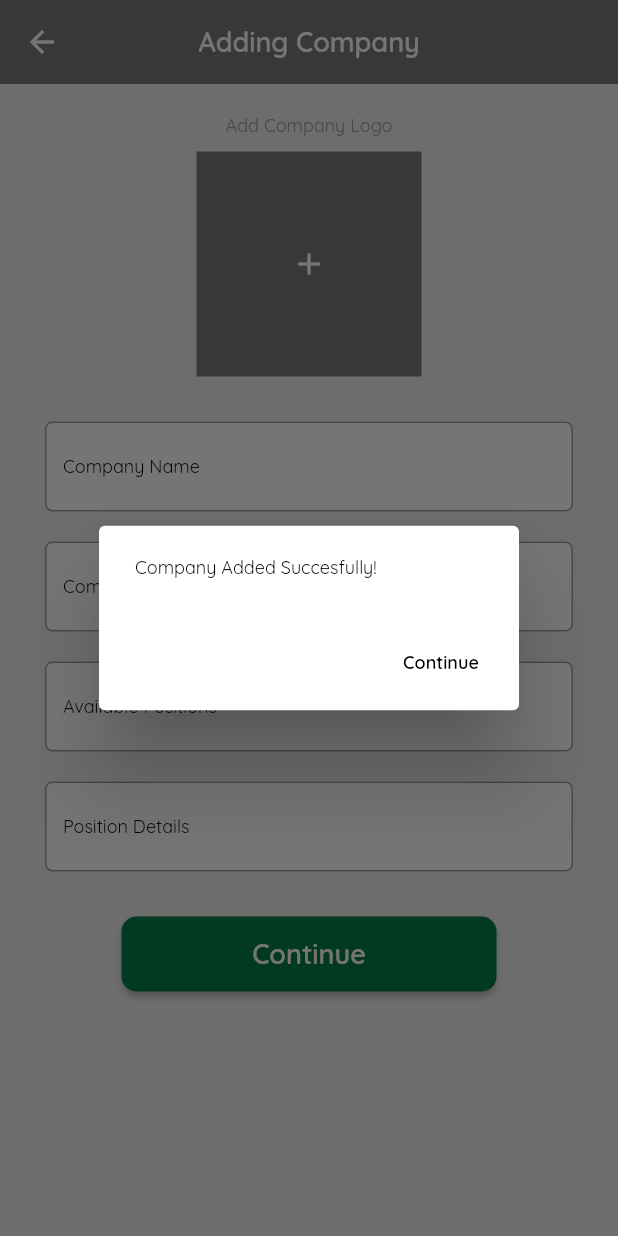
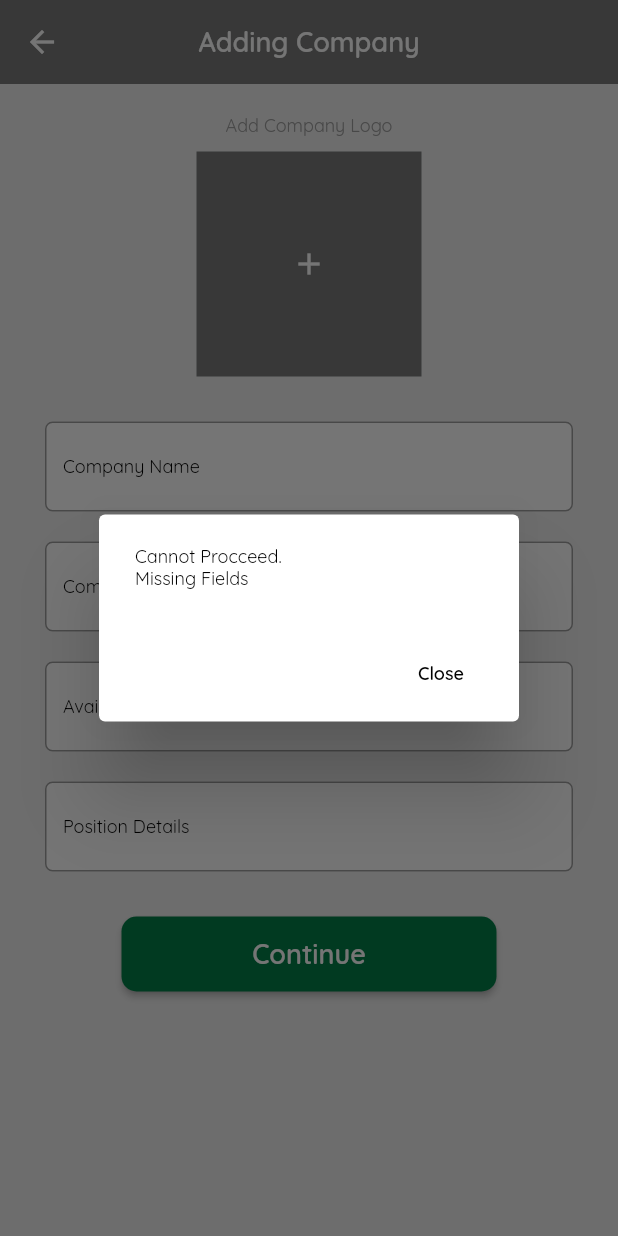
Before and after one commit to Lans12345/NatCorp_Admin, a Flutter app: the AddCompany screen opened directly, after a tap on "Continue", on a phone screen of 412 x 824 dp. Run offline on Flutter 3.47's test engine with Material 2 defaults, Android fonts, the light colour scheme and no system bars; our stand-ins replace cloud_firestore, date_time_picker, firebase_auth, firebase_core, firebase_storage, fluttertoast and 3 more; missing offline and left inert: videosdk; accounts and stored records are empty.

Commit message:
Fix. issues

```diff
--- a/lib/screens/pages/add_company_screen.dart
+++ b/lib/screens/pages/add_company_screen.dart
@@ -111,12 +111,12 @@ class _AddCompanyState extends State<AddCompany> {
           child: Column(
             crossAxisAlignment: CrossAxisAlignment.center,
             children: [
-              SizedBox(
+              const SizedBox(
                 height: 20,
               ),
               TextRegular(
                   text: 'Add Company Logo', fontSize: 12, color: Colors.grey),
-              SizedBox(
+              const SizedBox(
                 height: 10,
               ),
               hasLoaded
@@ -132,24 +132,25 @@ class _AddCompanyState extends State<AddCompany> {
                     )
                   : GestureDetector(
                       onTap: () {
-                        uploadPicture('camera');
+                        uploadPicture('gallery');
                       },
                       child: Container(
-                        child: Icon(
+                        child: const Icon(
                           Icons.add,
                           color: Colors.white,
                         ),
                         height: 150,
                         width: 150,
-                        decoration: BoxDecoration(color: KgreyColor),
+                        decoration: const BoxDecoration(color: KgreyColor),
                       ),
                     ),
-              SizedBox(
+              const SizedBox(
                 height: 20,
               ),
               Padding(
                 padding: const EdgeInsets.fromLTRB(30, 10, 30, 10),
                 child: TextFormField(
+                  textCapitalization: TextCapitalization.sentences,
                   style: const TextStyle(
                       color: Colors.black, fontFamily: 'QRegular'),
                   onChanged: (input) {
@@ -267,11 +268,36 @@ class _AddCompanyState extends State<AddCompany> {
                   ),
                 ),
               ),
-              SizedBox(
+              const SizedBox(
                 height: 20,
               ),
               ButtonWidget(
                   onPressed: () {
+                    if (imageURL == '' ||
+                        name == '' ||
+                        address == '' ||
+                        position == '' ||
+                        positionDetails == '') {
+                      showDialog(
+                          context: context,
+                          builder: (context) => AlertDialog(
+                                content: TextRegular(
+                                    text: "Cannot Procceed.\nMissing Fields",
+                                    color: Colors.black,
+                                    fontSize: 12),
+                                actions: <Widget>[
+                                  MaterialButton(
+                                    onPressed: () {
+                                      Navigator.of(context).pop();
+                                    },
+                                    child: TextBold(
+                                        text: 'Close',
+                                        color: Colors.black,
+                                        fontSize: 12),
+                                  ),
+                                ],
+                              ));
+                    } else {
                       showDialog(
                           barrierDismissible: false,
                           context: context,
@@ -284,8 +310,8 @@ class _AddCompanyState extends State<AddCompany> {
                                   MaterialButton(
                                     onPressed: () {
                                       addJob(position);
-                                    addCompany(name, imageURL, positionDetails,
-                                        position, address);
+                                      addCompany(name, imageURL,
+                                          positionDetails, position, address);
                                       Navigator.of(context).pushReplacement(
                                           MaterialPageRoute(
                                               builder: (context) =>
@@ -298,6 +324,7 @@ class _AddCompanyState extends State<AddCompany> {
                                   ),
                                 ],
                               ));
+                    }
                   },
                   text: 'Continue'),
             ],
--- a/lib/screens/pages/companies_page.dart
+++ b/lib/screens/pages/companies_page.dart
@@ -169,7 +169,7 @@ class _DashboardPageState extends State<CompaniesPage> {
                                             });
                                       },
                                       leading: TextRegular(
-                                          text: 'Updated',
+                                          text: 'Update',
                                           fontSize: 16,
                                           color: Colors.blue),
                                       trailing: const Icon(
```
Also changed, not shown: lib/calls/join_screen.dart (+104 -104 lines), lib/calls/meeting_screen.dart (+102 -102 lines), lib/calls/participant.dart (+23 -23 lines), lib/screens/pages/applicants_page.dart (+24 -1 lines), lib/screens/pages/interview_page.dart (+4 -4 lines). Lines whose indentation alone changed are shown as unchanged.
